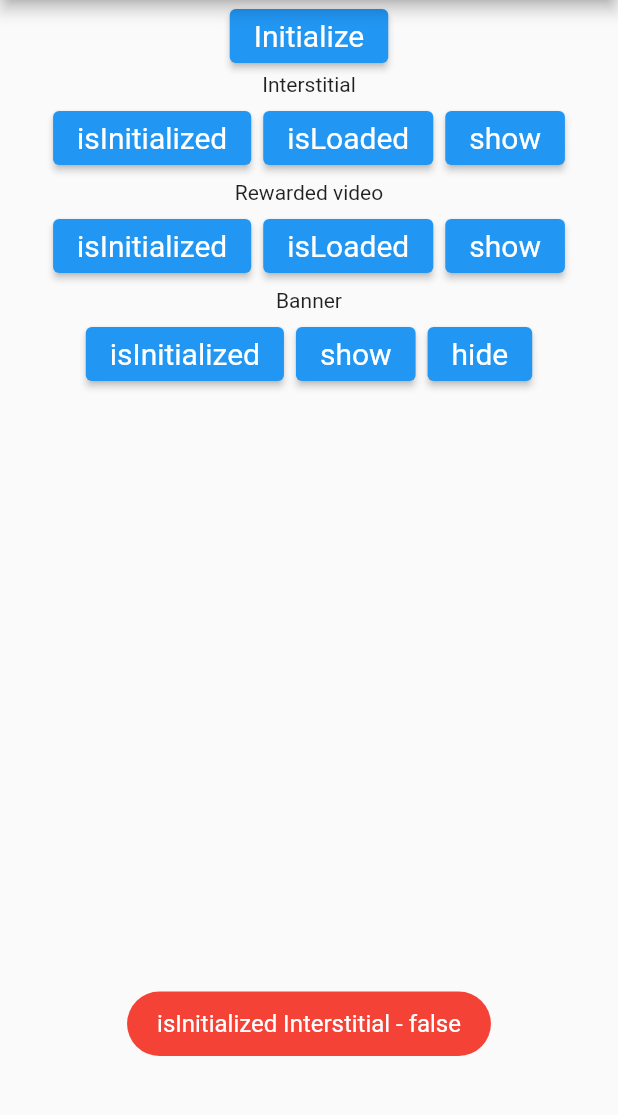
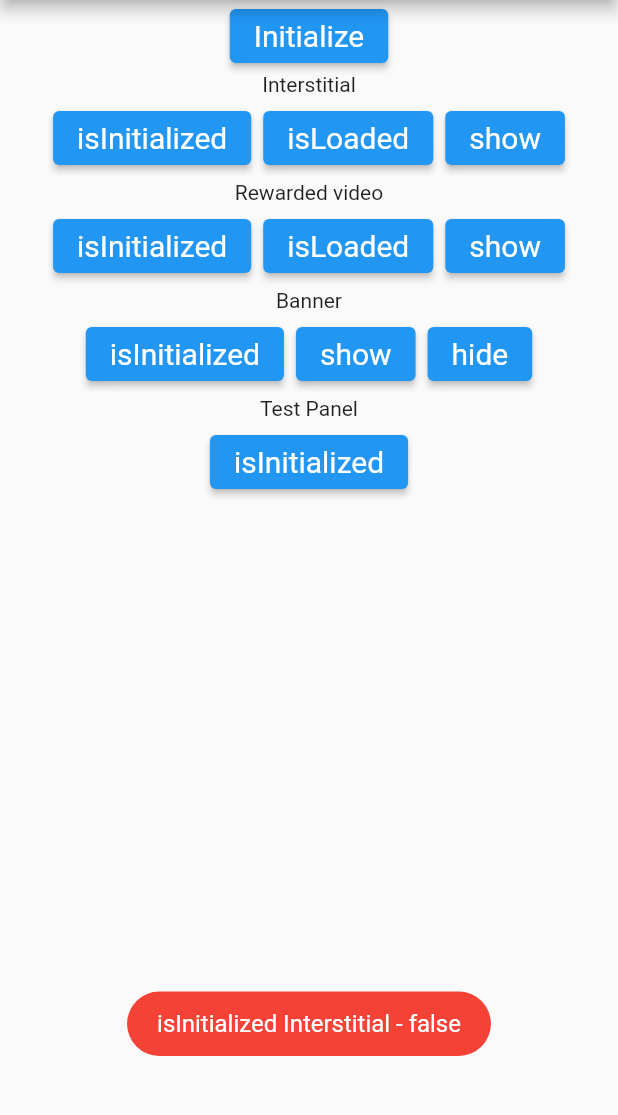
Before and after one commit to appodeal/Appodeal-Flutter-Plugin, a Flutter app: the screen it shows after launch, after a tap on "isInitialized", on a phone screen of 412 x 824 dp, the part 84-1199 px from its top. Run offline on Flutter 3.47's test engine with Material 2 defaults, Android fonts, the phone set to English and light mode, and no system bars; our stand-ins replace fluttertoast.

Commit message:
Update main.dart

```diff
--- a/example/lib/main.dart
+++ b/example/lib/main.dart
@@ -1,4 +1,5 @@
 import 'dart:async';
+import 'dart:io';
 
 import 'package:appodeal_flutter/appodeal_flutter.dart';
 import 'package:flutter/material.dart';
@@ -14,7 +15,7 @@ class AppodealDemoApp extends StatefulWidget {
 }
 
 class _AppodealDemoAppState extends State<AppodealDemoApp> {
-  String androidAppKey = "fee50c333ff3825fd6ad6d38cff78154de3025546d47a84f";
+  String androidAppKey = Platform.isAndroid ? "fee50c333ff3825fd6ad6d38cff78154de3025546d47a84f" : "ae8558d35fbf2175d3e23ff61df138e27d3cd8efe1e789c4";
 
   @override
   void initState() {
@@ -23,7 +24,7 @@ class _AppodealDemoAppState extends State<AppodealDemoApp> {
   }
 
   Future<void> initialization() async {
-    // Appodeal.setLogLevel(Appodeal.LogLevelVerbose);
+     Appodeal.setLogLevel(Appodeal.LogLevelVerbose);
     // Appodeal.setAutoCache(Appodeal.BANNER, true);
     // Appodeal.setAutoCache(Appodeal.INTERSTITIAL, true);
     // Appodeal.setAutoCache(Appodeal.REWARDED_VIDEO, true);
@@ -251,6 +252,56 @@ class _AppodealDemoAppState extends State<AppodealDemoApp> {
               ),
             ],
           ),
+          Column(
+            mainAxisAlignment: MainAxisAlignment.center,
+            children: [
+              Row(
+                mainAxisAlignment: MainAxisAlignment.center,
+                children: [
+                  Center(child: Text('Test Panel')),
+                ],
+              ),
+              Row(
+                mainAxisAlignment: MainAxisAlignment.center,
+                children: [
+                  Padding(
+                    padding: const EdgeInsets.all(4.0),
+                    child: ElevatedButton(
+                      style: ElevatedButton.styleFrom(textStyle: const TextStyle(fontSize: 20)),
+                      onPressed: () async {
+                        var isInitialized = await Appodeal.isInitialized(Appodeal.BANNER);
+                        Fluttertoast.showToast(msg: 'isInitialized - $isInitialized', toastLength: Toast.LENGTH_SHORT, gravity: ToastGravity.BOTTOM, timeInSecForIosWeb: 1, backgroundColor: Colors.red, textColor: Colors.white, fontSize: 16.0);
+                      },
+                      child: const Text('isInitialized'),
+                    ),
+                  ),
+                  // Padding(
+                  //   padding: const EdgeInsets.all(4.0),
+                  //   child: ElevatedButton(
+                  //     style: ElevatedButton.styleFrom(textStyle: const TextStyle(fontSize: 20)),
+                  //     onPressed: () async {
+                  //       Appodeal.show(Appodeal.BANNER_BOTTOM);
+                  //     },
+                  //     child: const Text('show'),
+                  //   ),
+                  // ),
+                  // Padding(
+                  //   padding: const EdgeInsets.all(4.0),
+                  //   child: ElevatedButton(
+                  //     style: ElevatedButton.styleFrom(textStyle: const TextStyle(fontSize: 20)),
+                  //     onPressed: () async {
+                  //       await Appodeal.hide(Appodeal.BANNER);
+                  //       var nativeSDKVersion = await Appodeal.getNativeSDKVersion();
+                  //       Fluttertoast.showToast(msg: 'Appodeal.getNativeSDKVersion - $nativeSDKVersion', toastLength: Toast.LENGTH_SHORT, gravity: ToastGravity.BOTTOM, timeInSecForIosWeb: 1, backgroundColor: Colors.red, textColor: Colors.white, fontSize: 16.0);
+                  //     },
+                  //     child: const Text('hide'),
+                  //   ),
+                  // ),
+                ],
+              ),
+            ],
+          ),
+
         ]),
       ),
     );
```
